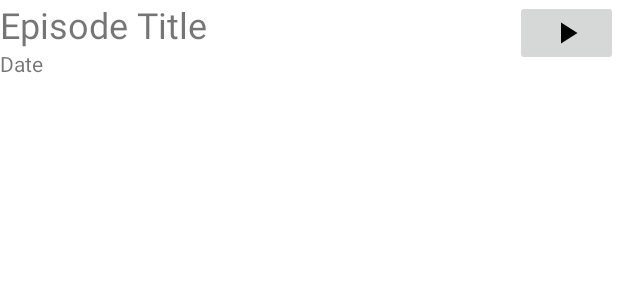
After one commit to alanionita/GDS_MusicalStructureApp, an Android app: the layout episode_list_item.xml on its own in the app's theme, with its tools: preview values and no code run, on a phone screen of 412 x 824 dp. The commit adds this screen. Shown: the top 300 px of the screen. Run offline under Robolectric (Android 15) with nearby library versions, the phone set to English and light mode, and no system bars.

Commit message:
add episode_list_item layout file

```diff
--- /dev/null
+++ b/app/src/main/res/drawable/episode_list_item_background.xml
@@ -0,0 +1,8 @@
+<?xml version="1.0" encoding="utf-8"?>
+<selector xmlns:android="http://schemas.android.com/apk/res/android">
+    <item>
+        <shape>
+            <solid android:color="@android:color/white"></solid>
+        </shape>
+    </item>
+</selector>
--- /dev/null
+++ b/app/src/main/res/drawable/ic_play_arrow_black_24dp.xml
@@ -0,0 +1,9 @@
+<vector xmlns:android="http://schemas.android.com/apk/res/android"
+        android:width="24dp"
+        android:height="24dp"
+        android:viewportWidth="24.0"
+        android:viewportHeight="24.0">
+    <path
+        android:fillColor="#FF000000"
+        android:pathData="M8,5v14l11,-7z"/>
+</vector>
--- /dev/null
+++ b/app/src/main/res/layout/episode_list_item.xml
@@ -0,0 +1,30 @@
+<?xml version="1.0" encoding="utf-8"?>
+<LinearLayout
+    xmlns:android="http://schemas.android.com/apk/res/android"
+    android:layout_width="match_parent"
+    android:layout_height="match_parent"
+    android:background="@drawable/episode_list_item_background"
+    android:orientation="horizontal">
+    <LinearLayout
+        android:layout_width="wrap_content"
+        android:layout_height="wrap_content"
+        android:layout_weight="10"
+        android:orientation="vertical">
+        <TextView
+            android:id="@+id/episode_title"
+            android:layout_width="wrap_content"
+            android:layout_height="wrap_content"
+            android:text="@string/episode_title"
+            android:textSize="@dimen/header_font"/>
+        <TextView
+            android:id="@+id/episode_date"
+            android:layout_width="wrap_content"
+            android:layout_height="wrap_content"
+            android:text="@string/episode_date"/>
+    </LinearLayout>
+    <android.support.v7.widget.AppCompatImageButton
+        android:layout_width="wrap_content"
+        android:layout_height="wrap_content"
+        android:layout_weight="1"
+        android:src="@drawable/ic_play_arrow_black_24dp"/>
+</LinearLayout>
--- a/app/src/main/res/values/dimens.xml
+++ b/app/src/main/res/values/dimens.xml
@@ -2,9 +2,11 @@
 <resources>
     // main_activity
     <dimen name="header_height">300dp</dimen>
-    <dimen name="header_margin">12dp</dimen>
+    <dimen name="header_margin">8dp</dimen>
     <dimen name="header_image_dimens">120dp</dimen>
 
     // general
-    <dimen name="header_font">18sp</dimen>
+    <dimen name="header_font">24sp</dimen>
+    <dimen name="episode_title_font">18sp</dimen>
+    <dimen name="episode_date_font">12sp</dimen>
 </resources>
--- a/app/src/main/res/values/strings.xml
+++ b/app/src/main/res/values/strings.xml
@@ -4,4 +4,9 @@
 
     // activity_main
     <string name="header_title">Title</string>
+
+    // episode_item_list
+    <string name="episode_title">Episode Title</string>
+    <string name="episode_date">Date</string>
+    <string name="episode_add_button">+</string>
 </resources>
```
